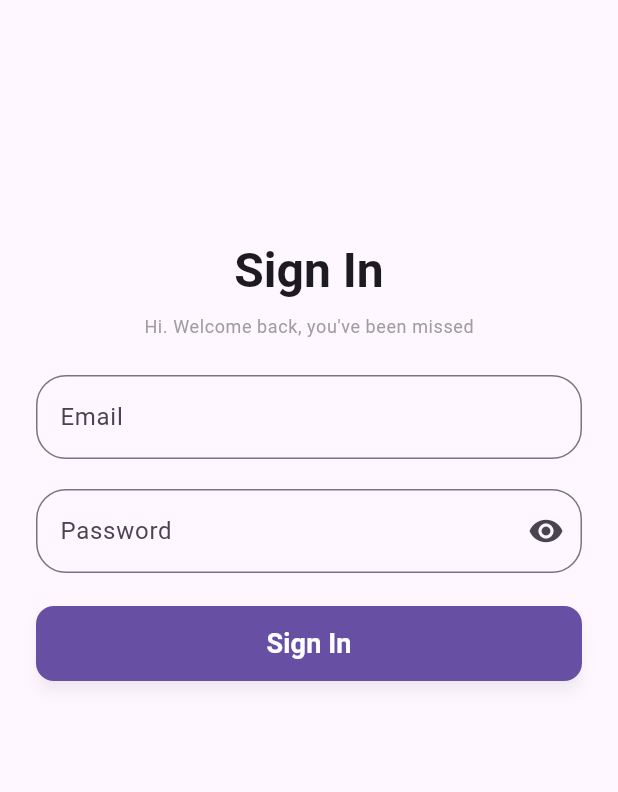
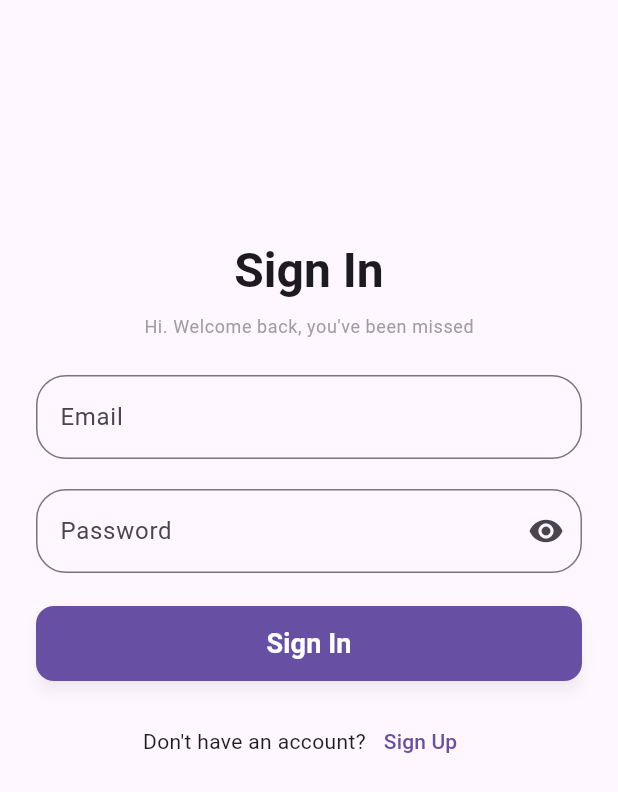
Before and after one commit to Turan-Sultanli/Trendy-App, a Flutter app: the SignInScreen screen opened directly, on a phone screen of 412 x 824 dp. Shown: the top 792 px of the screen. Run offline on Flutter 3.47's test engine with Material 3 defaults, Android fonts, the phone set to English and light mode, and no system bars; our stand-ins replace flutter_riverpod, flutter_svg, riverpod, shared_preferences; accounts and stored records are empty.

Commit message:
sign in & sign up

```diff
--- a/lib/main.dart
+++ b/lib/main.dart
@@ -1,7 +1,6 @@
 import 'package:flutter/material.dart';
 import 'package:flutter_riverpod/flutter_riverpod.dart';
-import 'package:trendy_app/screen/auth/sign_up_page_screen.dart';
-import 'package:trendy_app/screen/root_screen.dart';
+import 'package:trendy_app/screen/splash_screen.dart';
 
 void main() {
   runApp(const ProviderScope(child: MyApp()));
@@ -23,7 +22,7 @@ class MyApp extends StatelessWidget {
       //     useMaterial3: true,
       //     bottomNavigationBarTheme:
       //         BottomNavigationBarThemeData(backgroundColor: Colors.red)),
-      home:  SignUpScreen(),
+      home: const SplashScreen(),
     );
   }
 }
--- a/lib/screen/auth/sign_in_page_screen.dart
+++ b/lib/screen/auth/sign_in_page_screen.dart
@@ -1,10 +1,13 @@
 import 'package:flutter/material.dart';
+import 'package:flutter_riverpod/flutter_riverpod.dart';
+import 'package:trendy_app/widgets/presentation/sign_in_form.dart';
 
-class SignInScreen extends StatelessWidget {
+class SignInScreen extends ConsumerWidget {
   const SignInScreen({super.key});
 
   @override
-  Widget build(BuildContext context) {
+  Widget build(BuildContext context, ref) {
+
     return Scaffold(
       body: SingleChildScrollView(
         padding: const EdgeInsets.only(top: 160),
@@ -27,58 +30,7 @@ class SignInScreen extends StatelessWidget {
                     ),
               ),
               const SizedBox(height: 24),
-              Form(
-                child: Padding(
-                  padding: const EdgeInsets.symmetric(horizontal: 24.0),
-                  child: Column(
-                    children: [
-                      TextFormField(
-                        decoration: InputDecoration(
-                          labelText: 'Email',
-                          hintText: 'example@gmail.com',
-                          border: OutlineInputBorder(
-                            borderRadius: BorderRadius.circular(20),
-                          ),
-                        ),
-                      ),
-                      const SizedBox(height: 20),
-                      TextFormField(
-                        obscureText: true,
-                        decoration: InputDecoration(
-                          labelText: 'Password',
-                          suffixIcon: const Icon(Icons.remove_red_eye),
-                          border: OutlineInputBorder(
-                            borderRadius: BorderRadius.circular(20),
-                          ),
-                        ),
-                      ),
-                      const SizedBox(height: 22),
-                      ElevatedButton(
-                        onPressed: () {
-                          // Sign In funksiyası burda çağırılacaq
-                        },
-                        style: ElevatedButton.styleFrom(
-                          backgroundColor: Theme.of(context).primaryColor,
-                          foregroundColor: Colors.white,
-                          minimumSize: const Size.fromHeight(50),
-                          shape: RoundedRectangleBorder(
-                            borderRadius: BorderRadius.circular(12),
-                          ),
-                          elevation: 4,
-                          shadowColor: Colors.black26,
-                        ),
-                        child: const Text(
-                          'Sign In',
-                          style: TextStyle(
-                            fontSize: 18,
-                            fontWeight: FontWeight.w600,
-                          ),
-                        ),
-                      )
-                    ],
-                  ),
-                ),
-              )
+               SignInForm()
             ],
           ),
         ),
--- /dev/null
+++ b/lib/widgets/presentation/sign_in_form.dart
@@ -0,0 +1,115 @@
+import 'package:flutter/material.dart';
+import 'package:flutter_riverpod/flutter_riverpod.dart';
+import 'package:trendy_app/providers/auth_provider.dart';
+import 'package:trendy_app/screen/auth/sign_up_page_screen.dart';
+import 'package:trendy_app/screen/root_screen.dart';
+
+class SignInForm extends ConsumerWidget {
+  SignInForm({super.key});
+
+  final TextEditingController _emailController = TextEditingController();
+  final TextEditingController _passwordController = TextEditingController();
+
+  @override
+  Widget build(BuildContext context, ref) {
+    final state = ref.watch(authProvider);
+
+    WidgetsBinding.instance.addPostFrameCallback(
+      (_) {
+        if (state.isSucces) {
+          Navigator.pushReplacement(
+              context,
+              MaterialPageRoute(
+                builder: (context) => const RootScreen(),
+              ));
+        }
+      },
+    );
+
+    return Form(
+      child: Padding(
+        padding: const EdgeInsets.symmetric(horizontal: 24.0),
+        child: Column(
+          children: [
+            TextFormField(
+              controller: _emailController,
+              decoration: InputDecoration(
+                labelText: 'Email',
+                hintText: 'example@gmail.com',
+                border: OutlineInputBorder(
+                  borderRadius: BorderRadius.circular(20),
+                ),
+              ),
+            ),
+            const SizedBox(height: 20),
+            TextFormField(
+              controller: _passwordController,
+              obscureText: true,
+              decoration: InputDecoration(
+                labelText: 'Password',
+                suffixIcon: const Icon(Icons.remove_red_eye),
+                border: OutlineInputBorder(
+                  borderRadius: BorderRadius.circular(20),
+                ),
+              ),
+            ),
+            if (state.error != null)
+              Padding(
+                padding: const EdgeInsets.only(top: 12.0),
+                child: Text(
+                  state.error!,
+                  style: const TextStyle(color: Colors.red),
+                  textAlign: TextAlign.center,
+                ),
+              ),
+            const SizedBox(height: 22),
+            state.isLoading
+                ? const CircularProgressIndicator()
+                : ElevatedButton(
+                    onPressed: () {
+                      final email = _emailController.text.trim();
+                      final password = _passwordController.text.trim();
+                      ref
+                          .watch(authProvider.notifier)
+                          .signInUser(email, password);
+                    },
+                    style: ElevatedButton.styleFrom(
+                      backgroundColor: Theme.of(context).primaryColor,
+                      foregroundColor: Colors.white,
+                      minimumSize: const Size.fromHeight(50),
+                      shape: RoundedRectangleBorder(
+                        borderRadius: BorderRadius.circular(12),
+                      ),
+                      elevation: 4,
+                      shadowColor: Colors.black26,
+                    ),
+                    child: const Text(
+                      'Sign In',
+                      style: TextStyle(
+                        fontSize: 18,
+                        fontWeight: FontWeight.w600,
+                      ),
+                    ),
+                  ),
+            const SizedBox(height: 16),
+            Row(
+              mainAxisAlignment: MainAxisAlignment.center,
+              children: [
+                const Text("Don't have an account?"),
+                TextButton(
+                    onPressed: () {
+                      Navigator.push(
+                          context,
+                          MaterialPageRoute(
+                            builder: (context) => const SignUpScreen(),
+                          ));
+                    },
+                    child: const Text('Sign Up'))
+              ],
+            )
+          ],
+        ),
+      ),
+    );
+  }
+}
```
Also changed, not shown: lib/providers/auth_provider.dart (+23 -7 lines), lib/screen/auth/sign_up_page_screen.dart (+7 -57 lines), lib/screen/profile_page_screen.dart (+38 -11 lines), lib/screen/splash_screen.dart (added, +29 -0 lines), lib/service/auth/auth_service.dart (+72 -72 lines), lib/widgets/presentation/sign_up_form.dart (added, +139 -0 lines), 4 other files.
